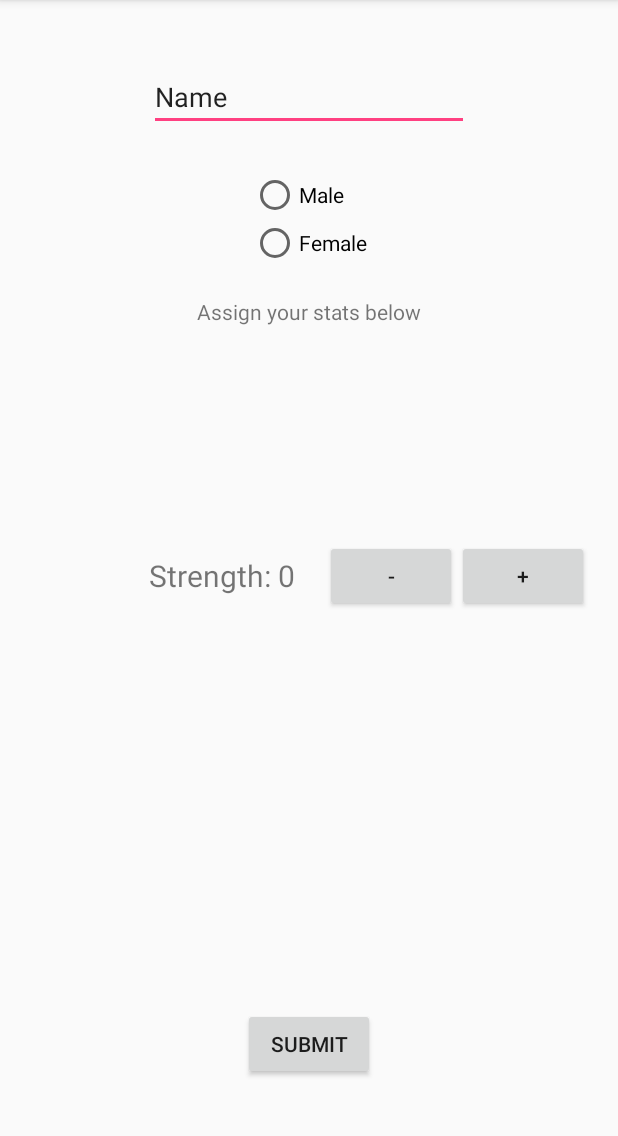
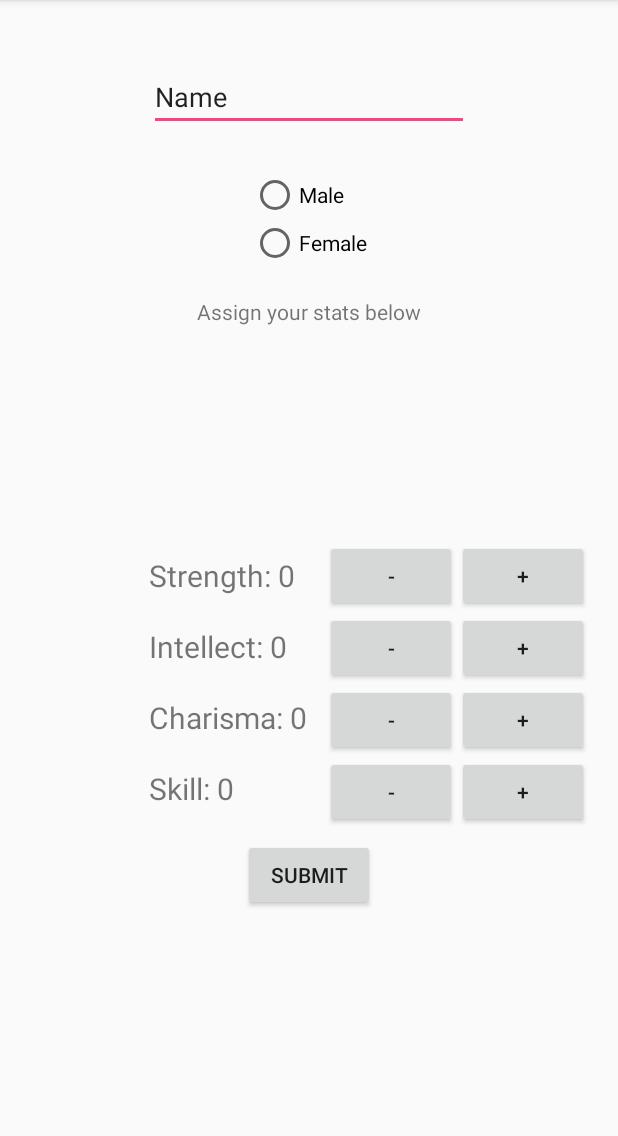
Before and after one commit to clickyclick/FriendshipRoyale, an Android app: the NewGameActivity screen opened directly, with no data from a screen before it, on a phone screen of 412 x 824 dp, the part 84-1220 px from its top. Run offline under Robolectric (Android 15) with nearby library versions, the phone set to English and light mode, and no system bars.

Commit message:
v0.1/four stats on new game page, human objects created

```diff
--- a/app/src/main/AndroidManifest.xml
+++ b/app/src/main/AndroidManifest.xml
@@ -15,12 +15,12 @@
             android:theme="@style/AppTheme.NoActionBar">
             <intent-filter>
                 <action android:name="android.intent.action.MAIN" />
+
                 <category android:name="android.intent.category.LAUNCHER" />
             </intent-filter>
         </activity>
-        <activity android:name=".NewGameActivity">
-
-        </activity>
+        <activity android:name=".NewGameActivity"></activity>
+        <activity android:name=".IslandActivity"></activity>
     </application>
 
 </manifest>
--- a/app/src/main/res/layout/activity_new_game.xml
+++ b/app/src/main/res/layout/activity_new_game.xml
@@ -20,14 +20,6 @@
         android:inputType="textPersonName"
         android:text="Name" />
 
-    <Button
-        android:id="@+id/buttonAbout"
-        android:layout_width="wrap_content"
-        android:layout_height="wrap_content"
-        android:layout_alignParentBottom="true"
-        android:layout_centerHorizontal="true"
-        android:layout_marginBottom="32dp"
-        android:text="@string/submit" />
 
 
     <RadioGroup
@@ -73,22 +65,133 @@
         android:textSize="20sp" />
 
     <Button
-        android:id="@+id/increase"
+        android:id="@+id/strIncrease"
         android:layout_width="wrap_content"
         android:layout_height="wrap_content"
-       android:layout_toRightOf="@+id/decrease"
+       android:layout_toRightOf="@+id/strDecrease"
         android:layout_centerVertical="true"
-        android:onClick="increaseInteger"
+        android:onClick="increaseStr"
         android:text="+" />
 
     <Button
-        android:id="@+id/decrease"
+        android:id="@+id/strDecrease"
         android:layout_width="wrap_content"
         android:layout_height="wrap_content"
         android:layout_toRightOf="@+id/strength"
         android:layout_marginLeft="20dp"
         android:layout_centerVertical="true"
-        android:onClick="decreaseInteger"
+        android:onClick="decreaseStr"
         android:text="-" />
 
+    <TextView
+        android:id="@+id/intellect"
+        android:layout_width="wrap_content"
+        android:layout_height="wrap_content"
+        android:layout_alignStart="@+id/nameText"
+        android:layout_alignLeft="@+id/nameText"
+        android:layout_below="@+id/strength"
+        android:layout_centerVertical="true"
+        android:text="Intellect: 0"
+        android:layout_marginTop="20dp"
+        android:textSize="20sp" />
+
+    <Button
+        android:id="@+id/intIncrease"
+        android:layout_width="wrap_content"
+        android:layout_height="wrap_content"
+        android:layout_toRightOf="@+id/strDecrease"
+        android:layout_centerVertical="true"
+        android:layout_below="@+id/strIncrease"
+        android:onClick="increaseInt"
+        android:text="+" />
+
+    <Button
+        android:id="@+id/intDecrease"
+        android:layout_width="wrap_content"
+        android:layout_height="wrap_content"
+        android:layout_toRightOf="@+id/strength"
+        android:layout_marginLeft="20dp"
+        android:layout_centerVertical="true"
+        android:layout_below="@+id/strDecrease"
+        android:onClick="decreaseInt"
+        android:text="-" />
+
+    <TextView
+        android:id="@+id/charisma"
+        android:layout_width="wrap_content"
+        android:layout_height="wrap_content"
+        android:layout_alignStart="@+id/nameText"
+        android:layout_alignLeft="@+id/nameText"
+        android:layout_below="@+id/intellect"
+        android:layout_centerVertical="true"
+        android:text="Charisma: 0"
+        android:layout_marginTop="20dp"
+        android:textSize="20sp" />
+
+    <Button
+        android:id="@+id/charIncrease"
+        android:layout_width="wrap_content"
+        android:layout_height="wrap_content"
+        android:layout_toRightOf="@+id/intDecrease"
+        android:layout_centerVertical="true"
+        android:layout_below="@+id/intIncrease"
+        android:onClick="increaseChar"
+        android:text="+" />
+
+    <Button
+        android:id="@+id/charDecrease"
+        android:layout_width="wrap_content"
+        android:layout_height="wrap_content"
+        android:layout_toRightOf="@+id/strength"
+        android:layout_marginLeft="20dp"
+        android:layout_centerVertical="true"
+        android:layout_below="@+id/intDecrease"
+        android:onClick="decreaseChar"
+        android:text="-" />
+
+    <TextView
+        android:id="@+id/skill"
+        android:layout_width="wrap_content"
+        android:layout_height="wrap_content"
+        android:layout_alignStart="@+id/nameText"
+        android:layout_alignLeft="@+id/nameText"
+        android:layout_below="@+id/charisma"
+        android:layout_centerVertical="true"
+        android:text="Skill: 0"
+        android:layout_marginTop="20dp"
+        android:textSize="20sp" />
+
+    <Button
+        android:id="@+id/skillIncrease"
+        android:layout_width="wrap_content"
+        android:layout_height="wrap_content"
+        android:layout_toRightOf="@+id/intDecrease"
+        android:layout_centerVertical="true"
+        android:layout_below="@+id/charIncrease"
+        android:onClick="increaseSkill"
+        android:text="+" />
+
+    <Button
+        android:id="@+id/skillDecrease"
+        android:layout_width="wrap_content"
+        android:layout_height="wrap_content"
+        android:layout_toRightOf="@+id/strength"
+        android:layout_marginLeft="20dp"
+        android:layout_centerVertical="true"
+        android:layout_below="@+id/charDecrease"
+        android:onClick="decreaseSkill"
+        android:text="-" />
+
+
+
+    <Button
+        android:id="@+id/buttonAbout"
+        android:layout_width="wrap_content"
+        android:layout_height="wrap_content"
+        android:layout_centerHorizontal="true"
+        android:layout_below="@id/skill"
+        android:layout_marginTop="20dp"
+        android:onClick="submit"
+        android:text="@string/submit" />
+
 </RelativeLayout>
```
Also changed, not shown: app/src/main/java/com/example/friendshiproyale/Human.java (added, +22 -0 lines), app/src/main/java/com/example/friendshiproyale/IslandActivity.java (added, +13 -0 lines), app/src/main/java/com/example/friendshiproyale/NPC.java (added, +10 -0 lines), app/src/main/java/com/example/friendshiproyale/NPCManager.java (added, +11 -0 lines), app/src/main/java/com/example/friendshiproyale/NewGameActivity.java (+62 -11 lines), app/src/main/java/com/example/friendshiproyale/Player.java (added, +11 -0 lines), app/src/main/java/com/example/friendshiproyale/PlayerManager.java (added, +12 -0 lines), app/src/main/res/layout/activity_island.xml (added, +9 -0 lines).
